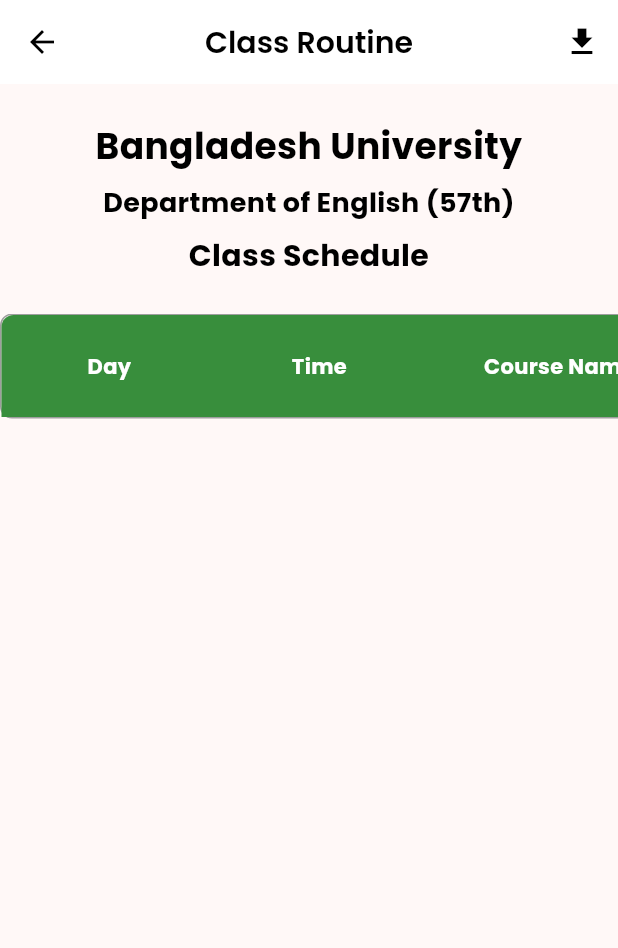
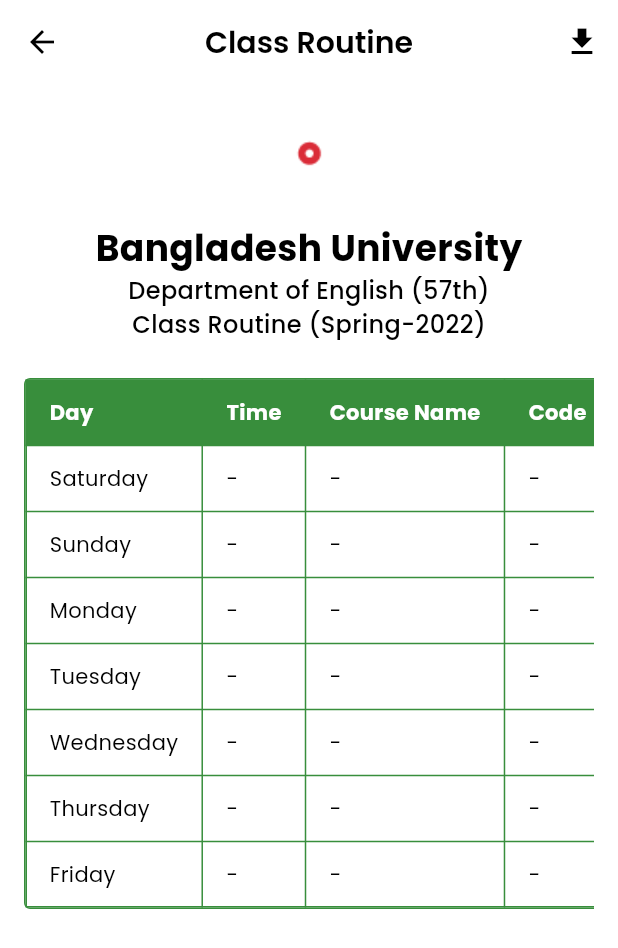
Before and after one commit to i-sifat/BU_BUDS, a Flutter app: the RoutinePreviewScreen screen opened directly with empty values, on a phone screen of 412 x 824 dp. Shown: the top 948 px of the screen. Run offline on Flutter 3.47's test engine with Material 3 defaults, Android fonts, the phone set to English and light mode, and no system bars; our stand-ins replace flutter_animate, flutter_local_notifications, pdf, shared_preferences; missing offline and left inert: syncfusion_flutter_pdfviewer; accounts and stored records are empty.

Commit message:
routine preview improved

```diff
--- a/lib/screens/routine/routine_preview_screen.dart
+++ b/lib/screens/routine/routine_preview_screen.dart
@@ -11,6 +11,46 @@
     super.key,
     required this.schedules,
   });
+
+  // Group schedules by day and sort by time
+  Map<String, List<ScheduleItem>> _getGroupedSchedules() {
+    // First sort all schedules by time
+    final sortedSchedules = List<ScheduleItem>.from(schedules)
+      ..sort((a, b) {
+        // Convert time strings to comparable format
+        final aTime = _parseTime(a.startTime);
+        final bTime = _parseTime(b.startTime);
+        return aTime.compareTo(bTime);
+      });
+
+    // Then group by day
+    final grouped = <String, List<ScheduleItem>>{};
+    for (var schedule in sortedSchedules) {
+      if (!grouped.containsKey(schedule.dayOfWeek)) {
+        grouped[schedule.dayOfWeek] = [];
+      }
+      grouped[schedule.dayOfWeek]!.add(schedule);
+    }
+    return grouped;
+  }
+
+  // Helper method to parse time string into comparable format
+  DateTime _parseTime(String timeStr) {
+    // Assuming time format is "HH:mm AM/PM"
+    final parts = timeStr.split(' ');
+    final timeParts = parts[0].split(':');
+    var hour = int.parse(timeParts[0]);
+    final minute = int.parse(timeParts[1]);
+
+    // Convert to 24-hour format
+    if (parts[1] == 'PM' && hour != 12) {
+      hour += 12;
+    } else if (parts[1] == 'AM' && hour == 12) {
+      hour = 0;
+    }
+
+    return DateTime(2024, 1, 1, hour, minute);
+  }
 
   void _downloadRoutine(BuildContext context) {
     try {
@@ -36,153 +76,177 @@
 
   @override
   Widget build(BuildContext context) {
+    final groupedSchedules = _getGroupedSchedules();
+    final orderedDays = [
+      'Saturday',
+      'Sunday',
+      'Monday',
+      'Tuesday',
+      'Wednesday',
+      'Thursday',
+      'Friday'
+    ];
+
     return Scaffold(
+      backgroundColor: Colors.white,
       appBar: AppBar(
-        title: const Text('Class Routine'),
+        backgroundColor: Colors.white,
+        elevation: 0,
+        leading: IconButton(
+          icon: const Icon(Icons.arrow_back, color: Colors.black),
+          onPressed: () => Navigator.pop(context),
+        ),
+        title: const Text(
+          'Class Routine',
+          style: TextStyle(color: Colors.black, fontSize: 20),
+        ),
+        centerTitle: true,
         actions: [
           IconButton(
-            icon: const Icon(Icons.download),
+            icon: const Icon(Icons.download, color: Colors.black),
             onPressed: () => _downloadRoutine(context),
           ),
         ],
       ),
       body: SingleChildScrollView(
-        child: Center(
-          child: Container(
-            constraints: BoxConstraints(
-              maxWidth: MediaQuery.of(context).size.width,
-            ),
+        child: Padding(
+          padding: const EdgeInsets.all(16.0),
           child: Column(
             children: [
-                const SizedBox(height: 24),
-                Container(
-                  width: double.infinity,
-                  alignment: Alignment.center,
-                  child: const Text(
+              // University Logo and Header
+              Image.asset('assets/icon.png', height: 60),
+              const SizedBox(height: 16),
+              const Text(
                 'Bangladesh University',
-                    textAlign: TextAlign.center,
                 style: TextStyle(
                   fontSize: 24,
                   fontWeight: FontWeight.bold,
                 ),
               ),
-                ),
-                const SizedBox(height: 8),
-                Container(
-                  width: double.infinity,
-                  alignment: Alignment.center,
-                  child: const Text(
+              const Text(
                 'Department of English (57th)',
-                    textAlign: TextAlign.center,
                 style: TextStyle(
-                      fontSize: 18,
-                      fontWeight: FontWeight.bold,
+                  fontSize: 16,
+                  fontWeight: FontWeight.w500,
                 ),
               ),
-                ),
-                const SizedBox(height: 8),
-                Container(
-                  width: double.infinity,
-                  alignment: Alignment.center,
-                  child: const Text(
-                    'Class Schedule',
-                    textAlign: TextAlign.center,
+              const Text(
+                'Class Routine (Spring-2022)',
                 style: TextStyle(
-                      fontSize: 20,
-                      fontWeight: FontWeight.bold,
-                    ),
+                  fontSize: 16,
+                  fontWeight: FontWeight.w500,
                 ),
               ),
               const SizedBox(height: 24),
+
+              // Routine Table
               SingleChildScrollView(
                 scrollDirection: Axis.horizontal,
                 child: Container(
-                    constraints: BoxConstraints(
-                      maxWidth: MediaQuery.of(context).size.width * 2,
+                  decoration: BoxDecoration(
+                    border: Border.all(color: Colors.green.shade700),
+                    borderRadius: BorderRadius.circular(4),
                   ),
+                  child: Table(
+                    defaultColumnWidth: const IntrinsicColumnWidth(),
+                    border: TableBorder.all(
+                      color: Colors.green.shade700,
+                      width: 1,
+                    ),
+                    children: [
+                      TableRow(
                         decoration: BoxDecoration(
-                      border: Border.all(color: Colors.grey),
-                      borderRadius: BorderRadius.circular(8),
+                          color: Colors.green.shade700,
                         ),
-                    child: Column(
-                      crossAxisAlignment: CrossAxisAlignment.start,
-                      children: [
-                        Container(
-                          padding: const EdgeInsets.all(12),
-                          decoration: BoxDecoration(
-                            color: Colors.green[700],
-                            borderRadius: const BorderRadius.only(
-                              topLeft: Radius.circular(8),
-                              topRight: Radius.circular(8),
-                            ),
-                          ),
-                          child: Row(
-                            children: [
-                              _buildHeaderCell('Day', 0.15),
-                              _buildHeaderCell('Time', 0.2),
-                              _buildHeaderCell('Course Name', 0.2),
-                              _buildHeaderCell('Code', 0.15),
-                              _buildHeaderCell('Room', 0.1),
-                              _buildHeaderCell('Teacher\'s Name', 0.2),
+                        children: const [
+                          _HeaderCell('Day'),
+                          _HeaderCell('Time'),
+                          _HeaderCell('Course Name'),
+                          _HeaderCell('Code'),
+                          _HeaderCell('Room'),
+                          _HeaderCell('Teacher\'s Name'),
                         ],
                       ),
-                        ),
-                        ...schedules.map((schedule) => Container(
-                              decoration: BoxDecoration(
-                                border: Border(
-                                  bottom: BorderSide(color: Colors.grey[300]!),
-                                ),
-                              ),
-                              child: Row(
+                      ...orderedDays.map((day) {
+                        final daySchedules = groupedSchedules[day] ?? [];
+                        if (daySchedules.isEmpty) {
+                          return TableRow(
                             children: [
-                                  _buildCell(schedule.dayOfWeek, 0.15),
-                                  _buildCell(
-                                      '${schedule.startTime} - ${schedule.endTime}',
-                                      0.2),
-                                  _buildCell(schedule.courseCode, 0.2),
-                                  _buildCell(schedule.courseCode, 0.15),
-                                  _buildCell(schedule.room, 0.1),
-                                  _buildCell(schedule.teacherName, 0.2),
+                              _DataCell(day),
+                              const _DataCell('-'),
+                              const _DataCell('-'),
+                              const _DataCell('-'),
+                              const _DataCell('-'),
+                              const _DataCell('-'),
                             ],
-                              ),
-                            )),
+                          );
+                        }
+
+                        // Create rows for each schedule on this day
+                        return TableRow(
+                          children: [
+                            _DataCell(day),
+                            _DataCell(daySchedules
+                                .map((s) => '${s.startTime} - ${s.endTime}')
+                                .join('\n')),
+                            _DataCell(daySchedules
+                                .map((s) => s.courseCode)
+                                .join('\n')),
+                            _DataCell(daySchedules
+                                .map((s) => s.courseCode)
+                                .join('\n')),
+                            _DataCell(
+                                daySchedules.map((s) => s.room).join('\n')),
+                            _DataCell(daySchedules
+                                .map((s) => s.teacherName)
+                                .join('\n')),
+                          ],
+                        );
+                      }).toList(),
                     ],
                   ),
                 ),
               ),
-                const SizedBox(height: 24),
             ],
-            ),
           ),
         ),
       ),
     );
   }
+}
 
-  Widget _buildHeaderCell(String text, double widthFactor) {
+class _HeaderCell extends StatelessWidget {
+  final String text;
+
+  const _HeaderCell(this.text);
+
+  @override
+  Widget build(BuildContext context) {
     return Container(
-      width: widthFactor * 800,
-      padding: const EdgeInsets.symmetric(horizontal: 8, vertical: 12),
-      alignment: Alignment.center,
+      padding: const EdgeInsets.symmetric(horizontal: 16, vertical: 12),
       child: Text(
         text,
-        textAlign: TextAlign.center,
         style: const TextStyle(
           color: Colors.white,
           fontWeight: FontWeight.bold,
+          fontSize: 14,
         ),
       ),
     );
   }
+}
 
-  Widget _buildCell(String text, double widthFactor) {
+class _DataCell extends StatelessWidget {
+  final String text;
+
+  const _DataCell(this.text);
+
+  @override
+  Widget build(BuildContext context) {
     return Container(
-      width: widthFactor * 800,
-      padding: const EdgeInsets.symmetric(horizontal: 8, vertical: 12),
-      alignment: Alignment.center,
+      padding: const EdgeInsets.symmetric(horizontal: 16, vertical: 12),
       child: Text(
         text,
-        textAlign: TextAlign.center,
         style: const TextStyle(fontSize: 14),
       ),
     );
```
Lines whose indentation alone changed are shown as unchanged.
